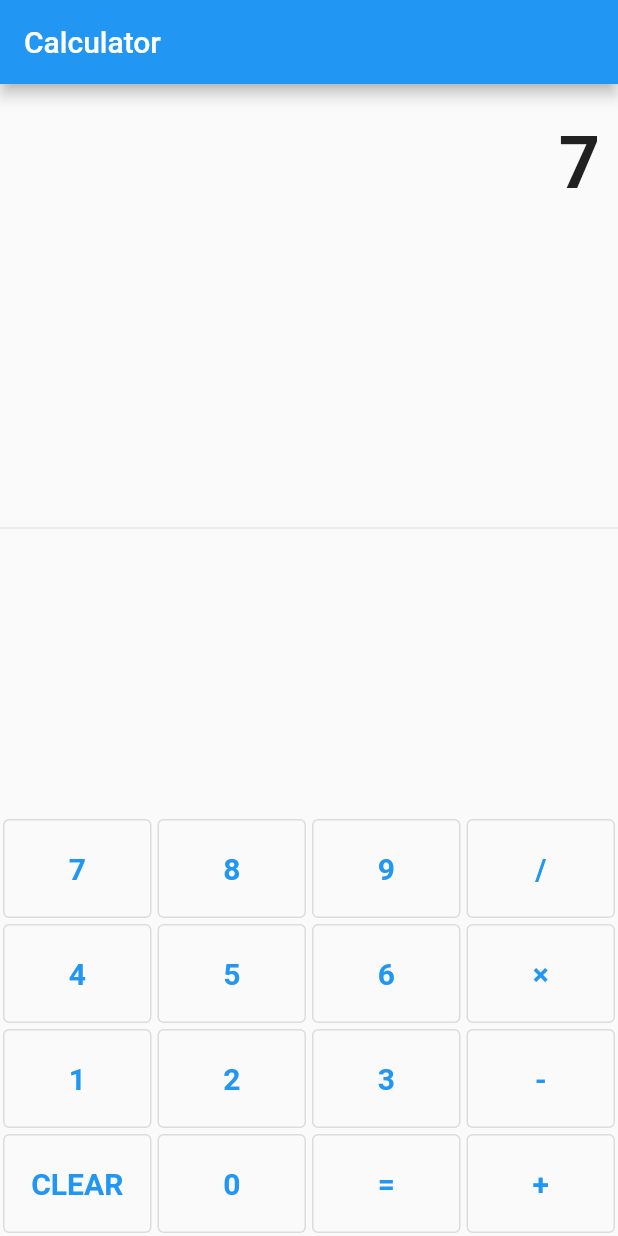
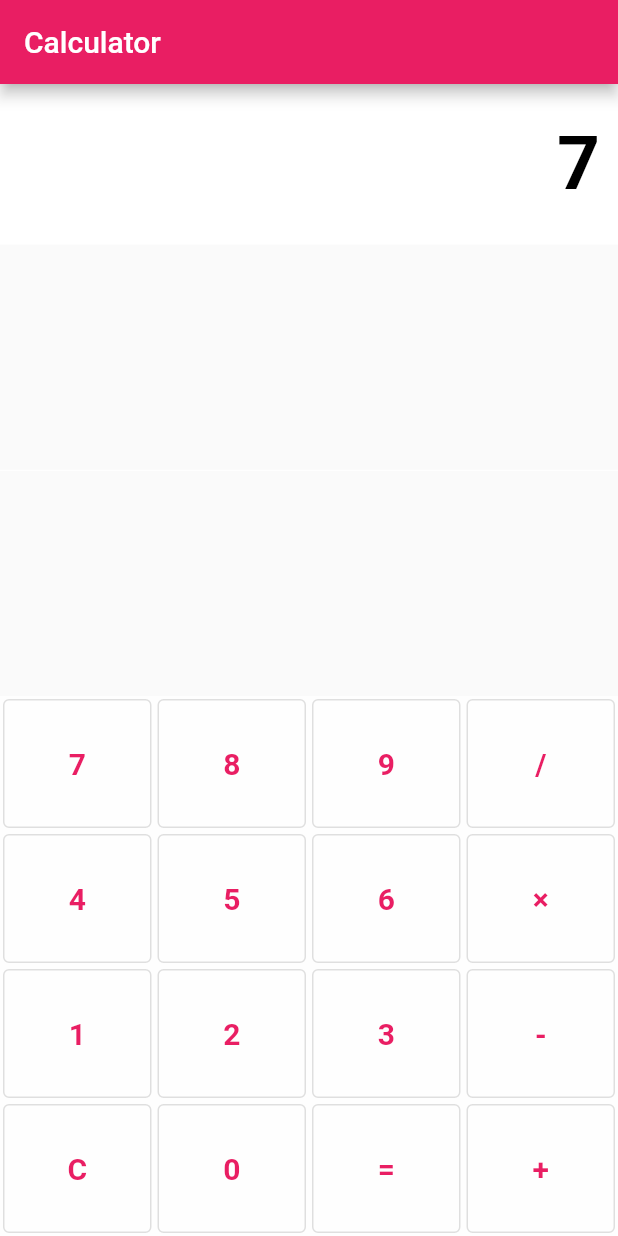
Before and after one commit to anishkumar28/calculator_app, a Flutter app: the screen it shows after launch, after a tap on an icon or button, on a phone screen of 412 x 824 dp. Run offline on Flutter 3.47's test engine with Material 2 defaults, Android fonts, the phone set to English and light mode, and no system bars.

Commit message:
Changing colors to improve UI

```diff
--- a/lib/main.dart
+++ b/lib/main.dart
@@ -14,7 +14,7 @@ class MyApp extends StatelessWidget {
       title: 'Calculator App',
       debugShowCheckedModeBanner: false,
       theme: ThemeData(
-        primarySwatch: Colors.blue,
+        primarySwatch: Colors.pink,
       ),
       home: const MyHomePage(title: 'Calculator'),
     );
@@ -41,7 +41,7 @@ class _MyHomePageState extends State<MyHomePage> {
   String operand = "";
 
   buttonPressed(String buttonText){
-    if(buttonText == "CLEAR"){
+    if(buttonText == "C"){
       _output = '0';
       num1 = 0;
       num2 = 0;
@@ -86,7 +86,7 @@ class _MyHomePageState extends State<MyHomePage> {
   Widget buildButton(String buttonText){
     return Expanded(
         child: SizedBox(
-          height: 70.0,
+          height: 90.0,
           child: Padding(
             padding: const EdgeInsets.all(2.0),
             child: OutlinedButton(
@@ -94,7 +94,8 @@ class _MyHomePageState extends State<MyHomePage> {
               child: Text(
                 buttonText,
                 style: const TextStyle(
-                  fontSize: 20.0,
+                  color: Colors.pink,
+                  fontSize:20.0,
                   fontWeight: FontWeight.bold,
                 ),
               ),
@@ -109,22 +110,28 @@ class _MyHomePageState extends State<MyHomePage> {
   Widget build(BuildContext context) {
     return Scaffold(
       appBar: AppBar(
-        title: Text(widget.title),
+        title: Text(widget.title, style: const TextStyle(
+          color: Colors.white,
+        ),),
       ),
       body: Column(
         children: <Widget>[
           Container(
+            color: Colors.white,
             alignment: Alignment.centerRight,
             padding: const EdgeInsets.symmetric(vertical: 24.0, horizontal: 12.0),
             child: Text(output,
               style: const TextStyle(
-              fontSize: 48.0,
+                color: Colors.black,
+              fontSize: 50.0,
               fontWeight: FontWeight.bold,
             ),
             ),
           ),
-          const Expanded(child: Divider(),),
-          Column(
+          const Expanded(child: Divider(color: Colors.white),),
+          Container(
+            color: Colors.white70,
+            child: Column(
               children: [
                 Row(
                   children: [
@@ -152,8 +159,7 @@ class _MyHomePageState extends State<MyHomePage> {
                 ),
                 Row(
                   children: [
-
-                  buildButton('CLEAR'),
+                    buildButton('C'),
                     buildButton('0'),
                     buildButton('='),
                     buildButton('+'),
@@ -161,6 +167,7 @@ class _MyHomePageState extends State<MyHomePage> {
                 ),
               ],
             ),
+          ),
         ],
       ),
     );
```
Lines whose indentation alone changed are shown as unchanged.
